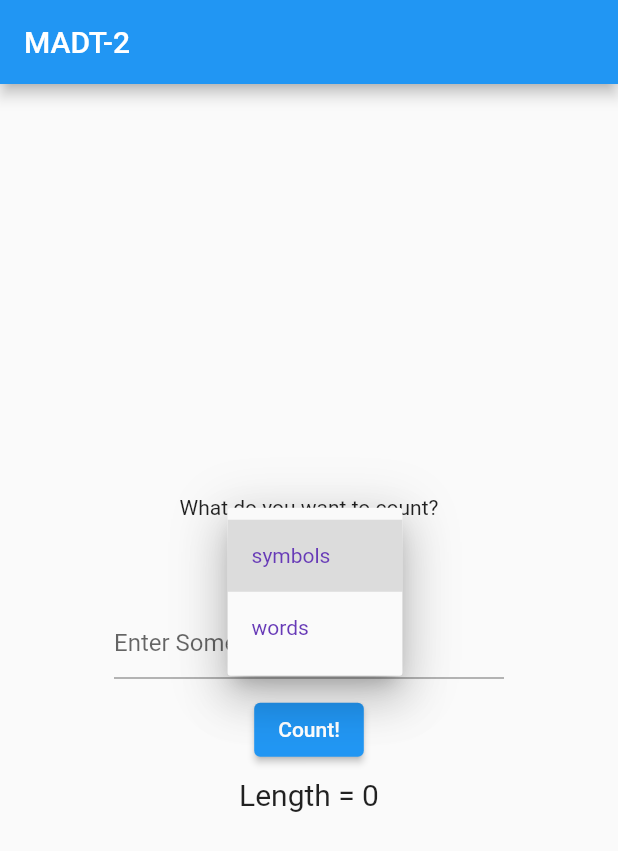
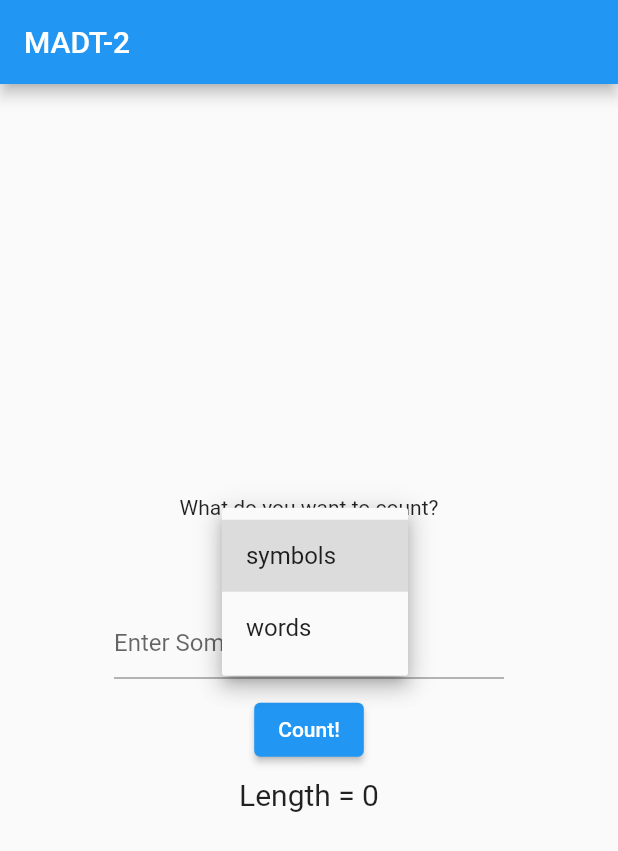
Before and after one commit to Pchelalala/madt_lab2, a Flutter app: the screen it shows after launch, after a tap on "symbols", on a phone screen of 412 x 824 dp. Shown: the top 851 px of the screen. Run offline on Flutter 3.47's test engine with Material 2 defaults, Android fonts, the phone set to English and light mode, and no system bars.

Commit message:
change drop down button

```diff
--- a/lib/drop_down_button.dart
+++ /dev/null
@@ -1,40 +0,0 @@
-import 'package:flutter/material.dart';
-
-const List<String> list = <String>['symbols', 'words'];
-
-class DropdownButtonExample extends StatefulWidget {
-  const DropdownButtonExample({Key? key}) : super(key: key);
-
-  @override
-  State<DropdownButtonExample> createState() => _DropdownButtonExampleState();
-}
-
-class _DropdownButtonExampleState extends State<DropdownButtonExample> {
-  String dropdownValue = list.first;
-
-  @override
-  Widget build(BuildContext context) {
-    return DropdownButton<String>(
-      value: dropdownValue,
-      icon: const Icon(Icons.arrow_downward),
-      elevation: 16,
-      style: const TextStyle(color: Colors.deepPurple),
-      underline: Container(
-        height: 2,
-        color: Colors.deepPurpleAccent,
-      ),
-      onChanged: (String? value) {
-        // This is called when the user selects an item.
-        setState(() {
-          dropdownValue = value!;
-        });
-      },
-      items: list.map<DropdownMenuItem<String>>((String value) {
-        return DropdownMenuItem<String>(
-          value: value,
-          child: Text(value),
-        );
-      }).toList(),
-    );
-  }
-}
--- a/lib/home_page.dart
+++ b/lib/home_page.dart
@@ -1,6 +1,4 @@
 import 'package:flutter/material.dart';
-
-import 'drop_down_button.dart';
 
 class HomePage extends StatefulWidget {
   const HomePage({Key? key}) : super(key: key);
@@ -13,6 +11,12 @@ class _HomePageState extends State<HomePage> {
   final textController = TextEditingController();
 
   int charLength = 0;
+
+  String dropdownValue = 'symbols';
+  var items = [
+    'symbols',
+    'words',
+  ];
 
   _onChanged(String value) {
     setState(() {
@@ -28,7 +32,21 @@ class _HomePageState extends State<HomePage> {
         mainAxisAlignment: MainAxisAlignment.center,
         children: <Widget>[
           const Text('What do you want to count?'),
-              const DropdownButtonExample(),
+          DropdownButton(
+            value: dropdownValue,
+            icon: const Icon(Icons.keyboard_arrow_down),
+            items: items.map((String items) {
+              return DropdownMenuItem(
+                value: items,
+                child: Text(items),
+              );
+            }).toList(),
+            onChanged: (String? newValue) {
+              setState(() {
+                dropdownValue = newValue!;
+              });
+            },
+          ),
           Container(
               width: 280,
               padding: const EdgeInsets.all(10.0),
@@ -40,7 +58,7 @@ class _HomePageState extends State<HomePage> {
                 onChanged: _onChanged,
               )),
           ElevatedButton(
-                onPressed: () { },
+            onPressed: () {},
             child: const Text('Count!'),
           ),
           Padding(
```
Lines whose indentation alone changed are shown as unchanged.
